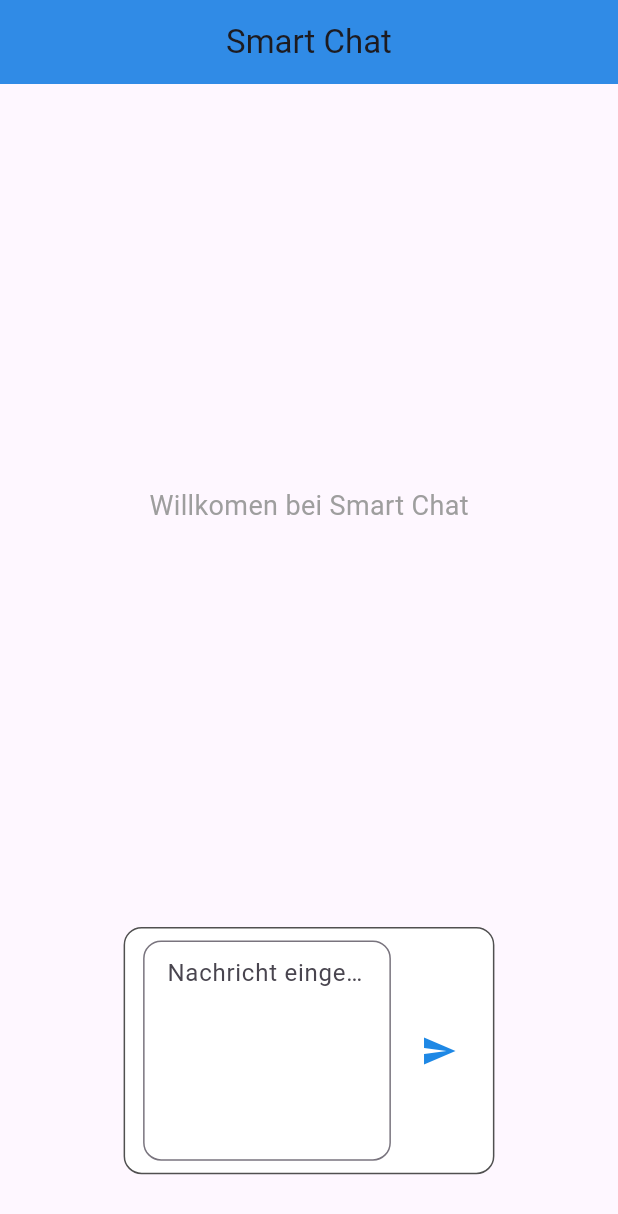
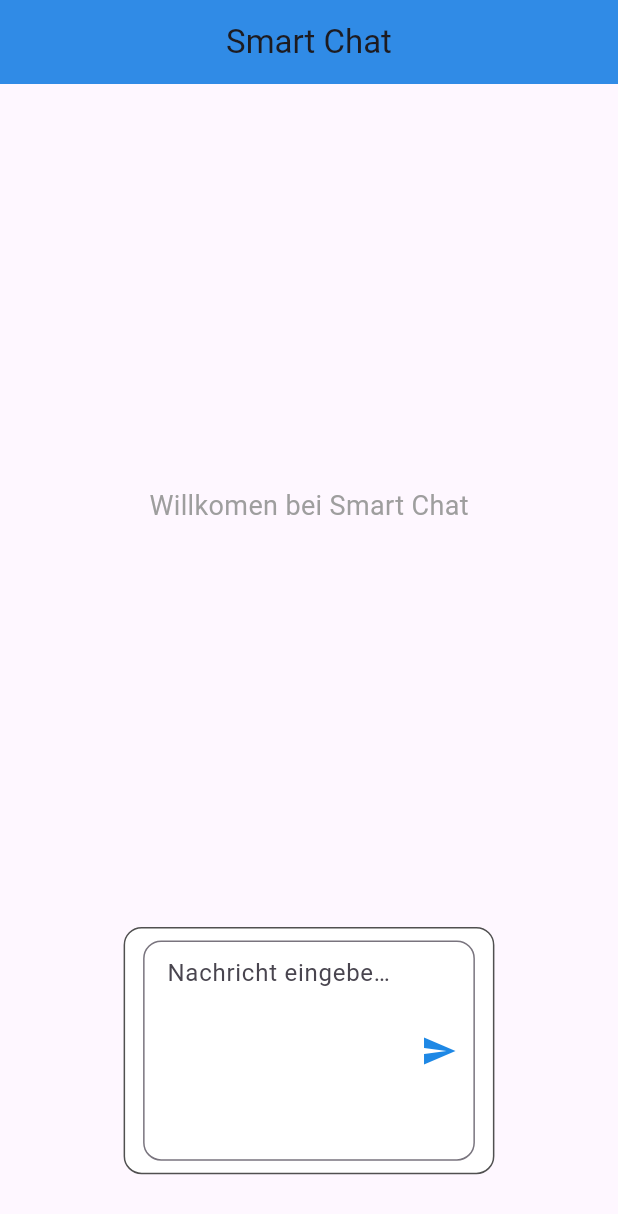
Before and after one commit to ashrafyahya/smart_chat_flutter_fastapi_llm, a Flutter app: the screen it shows after launch, on a phone screen of 412 x 824 dp. Shown: the top 1214 px of the screen. Run offline on Flutter 3.47's test engine with Material 3 defaults, Android fonts, the light colour scheme and no system bars; our stand-ins replace share_plus.

Commit message:
UI Updated

```diff
--- a/smart_chat_frontend/lib/features/chat/presentation/chat_screen.dart
+++ b/smart_chat_frontend/lib/features/chat/presentation/chat_screen.dart
@@ -151,9 +151,7 @@
               borderRadius: BorderRadius.circular(12),
             ),
             padding: const EdgeInsets.symmetric(horizontal: 12, vertical: 8),
-            child: Row(
-              children: [
-                Expanded(
+            // Changed from Row to a single TextField with a suffixIcon.
             child: TextField(
               controller: _controller,
               onSubmitted: (_) => _sendMessage(),
@@ -162,21 +160,17 @@
                 border: OutlineInputBorder(
                   borderRadius: BorderRadius.circular(12),
                 ),
-                      // Removed 'const' to allow dynamic calculation.
-                      contentPadding: EdgeInsets.symmetric(
-                        horizontal: 12,
-                        vertical: MediaQuery.of(context).size.height * 0.20, // changed from fixed 30
-                      ),
-                    ),
-                  ),
-                ),
-                const SizedBox(width: 8),
-                IconButton(
+                suffixIcon: IconButton(
                   icon: const Icon(Icons.send),
                   onPressed: _sendMessage,
                   color: Colors.blue[600],
                 ),
-              ],
+                // Removed static vertical padding to keep flexibility
+                contentPadding: EdgeInsets.symmetric(
+                  horizontal: 12,
+                  vertical: MediaQuery.of(context).size.height * 0.20,
+                ),
+              ),
             ),
           ),
         ],
```
Lines whose indentation alone changed are shown as unchanged.
